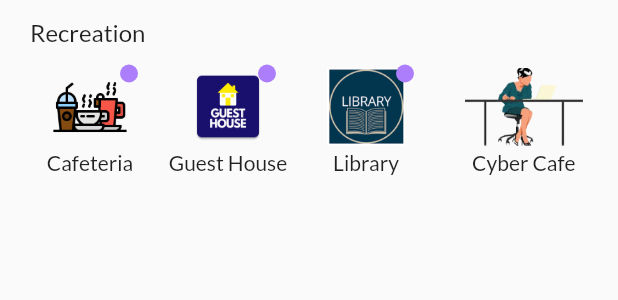
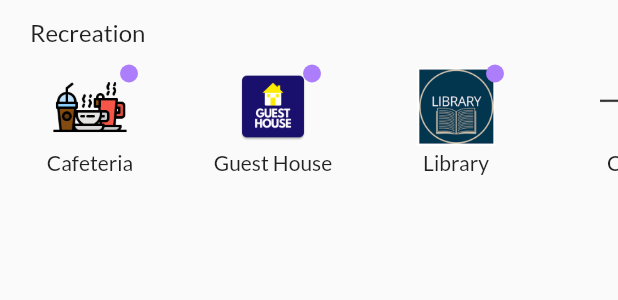
Before and after one commit to H-Zaman/OfficersClubDhaka-APP, a Flutter app: the Recreation widget shown alone on an empty page, opened directly, on a phone screen of 412 x 824 dp. Shown: the top 300 px of the screen. Run offline on Flutter 3.47's test engine with Material 2 defaults, Android fonts, the phone set to English and light mode, and no system bars; our stand-ins replace another_flushbar, awesome_dialog, bottom_navy_bar, cached_network_image, dio, flutter_dotenv and 10 more; missing offline and left inert: another_transformer_page_view; accounts and stored records are empty; network calls fail.

Commit message:
everything works

```diff
--- a/lib/mainApp/view/home.dart
+++ b/lib/mainApp/view/home.dart
@@ -453,19 +453,19 @@ class Recreation extends StatelessWidget {
             padding: EdgeInsets.symmetric(horizontal: 20,vertical: 4),
             children: [
               ItemWidget(title: 'Cafeteria', image: Images.iconRecreationCafeteria,label: true,),
-              SizedBox(width: 12),
+              SizedBox(width: 42),
               ItemWidget(title: 'Guest House', image: Images.iconRecreationGuest, label: true,),
-              SizedBox(width: 12),
+              SizedBox(width: 42),
               ItemWidget(title: 'Library', image: Images.iconRecreationLibrary,label: true,),
-              SizedBox(width: 12),
+              SizedBox(width: 42),
               ItemWidget(title: 'Cyber Cafe', image: Images.iconRecreationCyberCafe),
-              SizedBox(width: 12),
+              SizedBox(width: 42),
               ItemWidget(title: 'House', image: Images.iconRecreationHouse),
-              SizedBox(width: 12),
+              SizedBox(width: 42),
               ItemWidget(title: 'TV Lounge', image: Images.iconRecreationLounge),
-              SizedBox(width: 12),
+              SizedBox(width: 42),
               ItemWidget(title: 'Kids Valley', image: Images.iconRecreationKidsValley),
-              SizedBox(width: 12),
+              SizedBox(width: 42),
               ItemWidget(title: 'Others', image: Images.iconRecreationOther),
             ],
           ),
```
